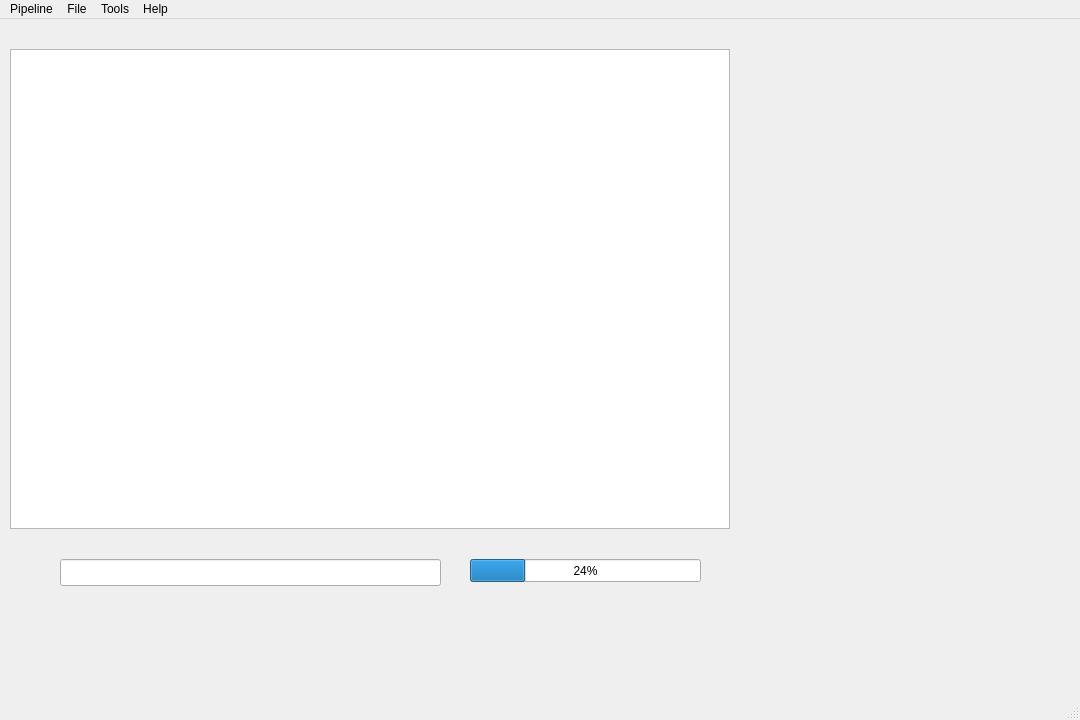
Before: the Qt Designer form ui/mainwindow.ui in Zhehua-Hu/Enchain, drawn with Qt 5.
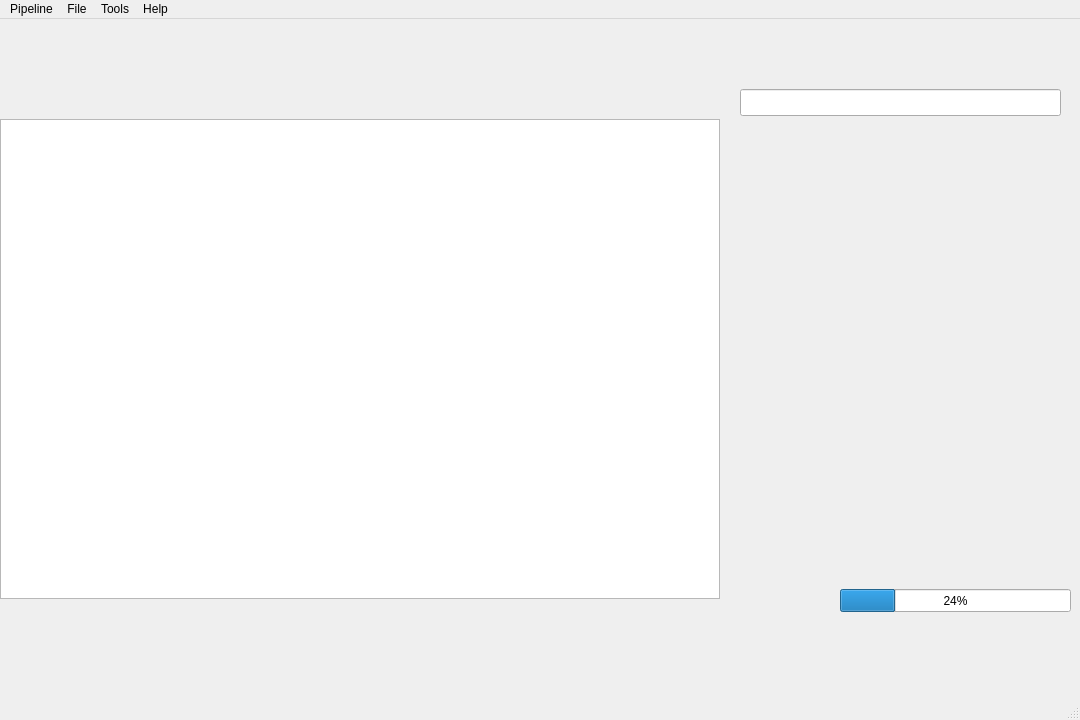
After: the same form once the commit is applied.

The edit to the form file:
```diff
--- a/ui/mainwindow.ui
+++ b/ui/mainwindow.ui
@@ -17,8 +17,8 @@
    <widget class="QGraphicsView" name="graphicsView">
     <property name="geometry">
      <rect>
-      <x>10</x>
-      <y>30</y>
+      <x>0</x>
+      <y>100</y>
       <width>720</width>
       <height>480</height>
      </rect>
@@ -27,8 +27,8 @@
    <widget class="QProgressBar" name="progressBar">
     <property name="geometry">
      <rect>
-      <x>470</x>
-      <y>540</y>
+      <x>840</x>
+      <y>570</y>
       <width>231</width>
       <height>23</height>
      </rect>
@@ -40,9 +40,9 @@
    <widget class="QLineEdit" name="lineEdit">
     <property name="geometry">
      <rect>
-      <x>60</x>
-      <y>540</y>
-      <width>381</width>
+      <x>740</x>
+      <y>70</y>
+      <width>321</width>
       <height>27</height>
      </rect>
     </property>
```
Left out of the diff: 4 changed lines with no effect on the pictures.
